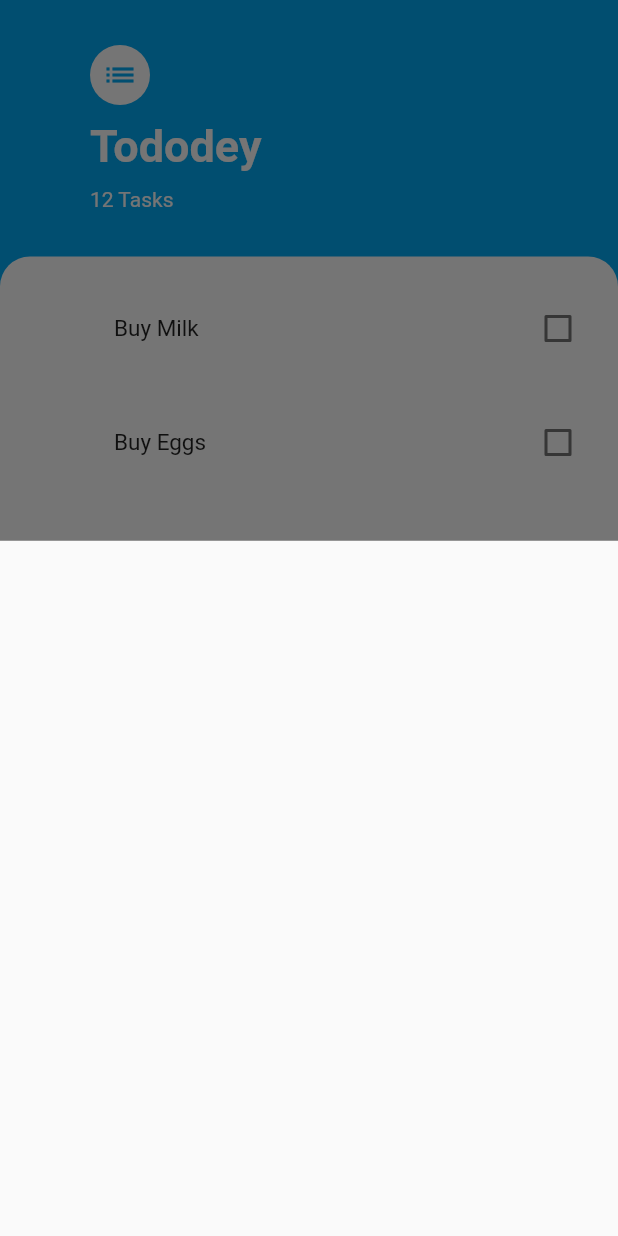
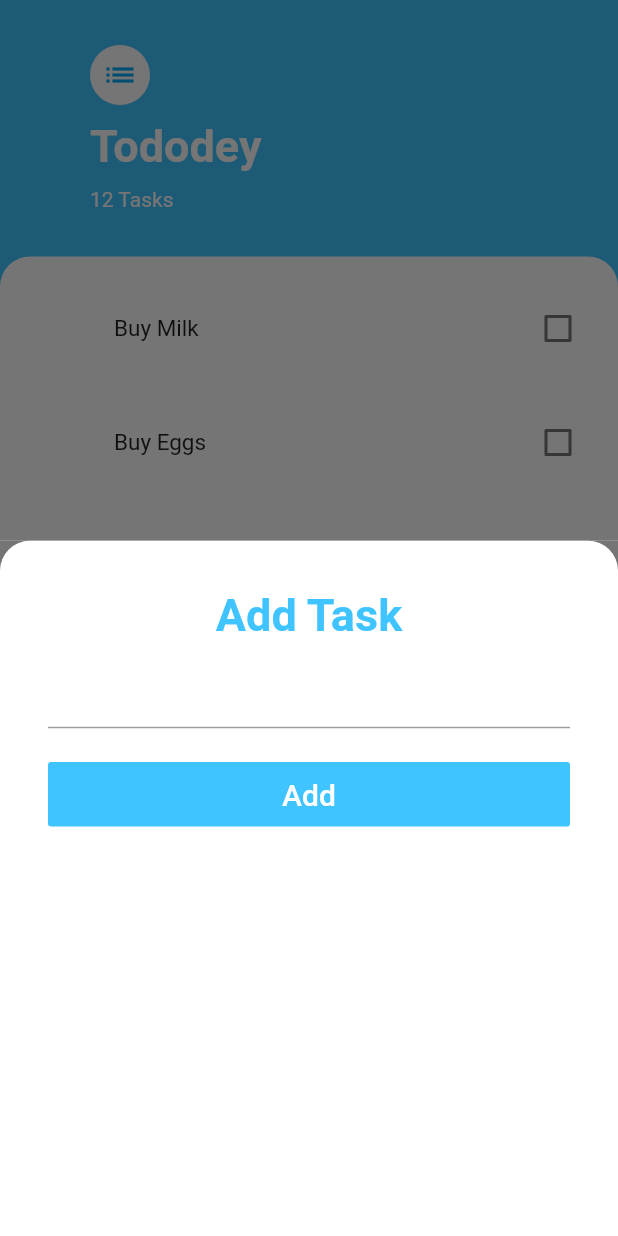
Before and after one commit to AhmedGrati/FlutterStateManagement, a Flutter app: the screen it shows after launch, after a tap on the "add" icon, on a phone screen of 412 x 824 dp. Run offline on Flutter 3.47's test engine with Material 2 defaults, Android fonts, the phone set to English and light mode, and no system bars.

Commit message:
change widgets state

```diff
--- /dev/null
+++ b/lib/Model/task.dart
@@ -0,0 +1,9 @@
+class Task {
+  bool isDone;
+  String name;
+  Task({this.isDone = false , this.name});
+
+  void toggleDone() {
+    this.isDone = !this.isDone;
+  }
+}
--- a/lib/screens/bottom_modal.dart
+++ b/lib/screens/bottom_modal.dart
@@ -3,6 +3,53 @@ import 'package:flutter/material.dart';
 class BottomModal extends StatelessWidget {
   @override
   Widget build(BuildContext context) {
-    return Container();
+    return Container(
+      color: Color(0xff757575),
+      child: Container(
+        decoration: BoxDecoration(
+            borderRadius: BorderRadius.only(
+                topRight: Radius.circular(20.0),
+                topLeft: Radius.circular(20.0)
+            ),
+            color: Colors.white
+        ),
+        child: Padding(
+          padding: const EdgeInsets.all(32.0),
+          child: Column(
+            crossAxisAlignment: CrossAxisAlignment.stretch,
+            children: <Widget>[
+              Text('Add Task' ,
+                style: TextStyle(
+                  color: Colors.lightBlueAccent,
+                  fontSize: 30.0,
+                  fontWeight: FontWeight.w600
+                ),
+                textAlign: TextAlign.center,
+              ),
+              SizedBox(height: 10.0,),
+              TextField(
+                decoration: InputDecoration(
+                  focusColor: Colors.lightBlueAccent,
+                ),
+              ),
+              SizedBox(height: 20.0,),
+              FlatButton(
+                onPressed: (){},
+                color: Colors.lightBlueAccent,
+                child: Padding(
+                  padding: const EdgeInsets.all(10.0),
+                  child: Text('Add' , style: TextStyle(
+                    color: Colors.white,
+                    fontSize: 20.0
+                    ),
+                  ),
+                ),
+                autofocus: true,
+              )
+            ],
+          ),
+        ),
+      ),
+    );
   }
 }
--- a/lib/screens/tasks_screen.dart
+++ b/lib/screens/tasks_screen.dart
@@ -1,20 +1,19 @@
 import 'package:flutter/cupertino.dart';
 import 'package:flutter/material.dart';
+import 'package:flutter_state_management/Model/task.dart';
 import 'package:flutter_state_management/screens/bottom_modal.dart';
 import 'package:flutter_state_management/widgets/task_list.dart';
-import 'package:flutter_state_management/widgets/task_tile.dart';
 class TasksScreen extends StatelessWidget {
   @override
   Widget build(BuildContext context) {
-    List<String> myTasks = ['Buy Milk','Buy Eggs','Buy Detergent'];
+
     return Scaffold(
-      backgroundColor: Colors.lightBlue,
+      backgroundColor: Colors.lightBlueAccent,
       floatingActionButton: FloatingActionButton(
         onPressed: () {
-          print("hey yazebi");
           showModalBottomSheet(context: context, builder:(context) => BottomModal());
         },
-        backgroundColor: Colors.lightBlue,
+        backgroundColor: Colors.lightBlueAccent,
         child: Icon(
           Icons.add,
           color: Colors.white,
@@ -60,9 +59,7 @@ class TasksScreen extends StatelessWidget {
                 color: Colors.white,
                 borderRadius: BorderRadius.only(topLeft: Radius.circular(20.0) , topRight: Radius.circular(20.0))
               ),
-              child: TasksList(
-                tasks: myTasks,
-              )
+              child: TasksList()
             ),
           ),
         ],
--- a/lib/widgets/task_list.dart
+++ b/lib/widgets/task_list.dart
@@ -1,20 +1,33 @@
 import 'package:flutter/material.dart';
+import 'package:flutter_state_management/Model/task.dart';
 import 'package:flutter_state_management/widgets/task_tile.dart';
- class TasksList extends StatelessWidget {
+ class TasksList extends StatefulWidget {
 
-   final List<String> tasks;
+  @override
+  _TasksListState createState() => _TasksListState();
+}
 
-   TasksList({
-     @required this.tasks
-    });
-
+class _TasksListState extends State<TasksList> {
+  List<Task> tasks = [
+    Task(name:'Buy Milk' ),
+    Task(name:'Buy Eggs' ),
+    Task(name:'Buy Detergent' ),
+  ];
    @override
    Widget build(BuildContext context) {
      return ListView.separated(
          itemBuilder: (BuildContext context , int index) {
            return Padding(
                padding: EdgeInsets.only(left:60.0 , top:20.0),
-               child: TaskTile(title: tasks[index],)
+               child: TaskTile(
+                 taskName: tasks[index].name,
+                 taskCompleted: tasks[index].isDone,
+                 checkboxCallBack: (value) {
+                   setState(() {
+                     tasks[index].toggleDone();
+                   });
+                 },
+               )
            );
          },
          separatorBuilder: (BuildContext context , int index) {
@@ -22,4 +35,4 @@ import 'package:flutter_state_management/widgets/task_tile.dart';
          },
          itemCount: tasks.length);
    }
- }
+}
--- a/lib/widgets/task_tile.dart
+++ b/lib/widgets/task_tile.dart
@@ -1,22 +1,26 @@
 import 'package:flutter/material.dart';
+class TaskTile extends StatelessWidget {
 
-class TaskTile extends StatelessWidget {
-  final String title;
-  TaskTile({
-    this.title
-  });
+  final String taskName;
+  final bool taskCompleted;
+  final Function checkboxCallBack;
+
+  TaskTile({this.taskName,this.taskCompleted,this.checkboxCallBack});
+
   @override
   Widget build(BuildContext context) {
     return ListTile(
-      title:Text(title ,
+      title:Text(taskName,
         style: TextStyle(
-          fontSize: 15.0,
+            fontSize: 15.0,
+            decoration: taskCompleted ? TextDecoration.lineThrough : null
         ),
       ),
       trailing:  Checkbox(
-        onChanged: (value) {
-        },
-        value: false,
+        onChanged:checkboxCallBack,
+        value: taskCompleted,
+        checkColor: Colors.lightBlueAccent,
+        activeColor: Colors.white,
       ),
     );
   }
```
